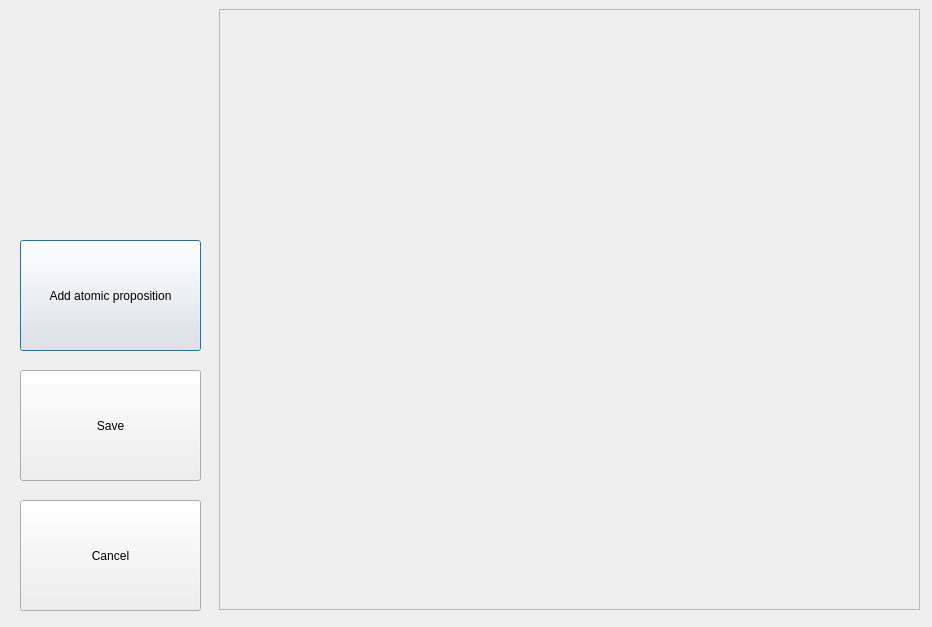
Above: rqt_simulation/resource/general_ap.ui from KTH-SML/CodeRepositoryTCST before the change. Below: the same form after it.
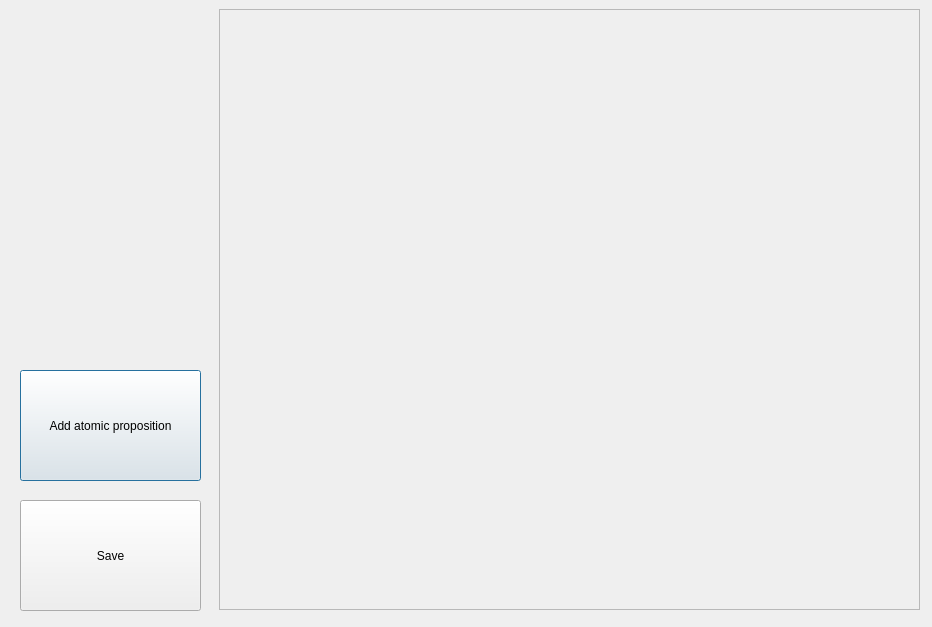
That is the form after the change.

```diff
--- a/rqt_simulation/resource/general_ap.ui
+++ b/rqt_simulation/resource/general_ap.ui
@@ -40,7 +40,7 @@
    <property name="geometry">
     <rect>
      <x>20</x>
-     <y>240</y>
+     <y>370</y>
      <width>181</width>
      <height>111</height>
     </rect>
@@ -53,26 +53,13 @@
    <property name="geometry">
     <rect>
      <x>20</x>
-     <y>370</y>
-     <width>181</width>
-     <height>111</height>
-    </rect>
-   </property>
-   <property name="text">
-    <string>Save</string>
-   </property>
-  </widget>
-  <widget class="QPushButton" name="button_cancel">
-   <property name="geometry">
-    <rect>
-     <x>20</x>
      <y>500</y>
      <width>181</width>
      <height>111</height>
     </rect>
    </property>
    <property name="text">
-    <string>Cancel</string>
+    <string>Save</string>
    </property>
   </widget>
  </widget>
```
